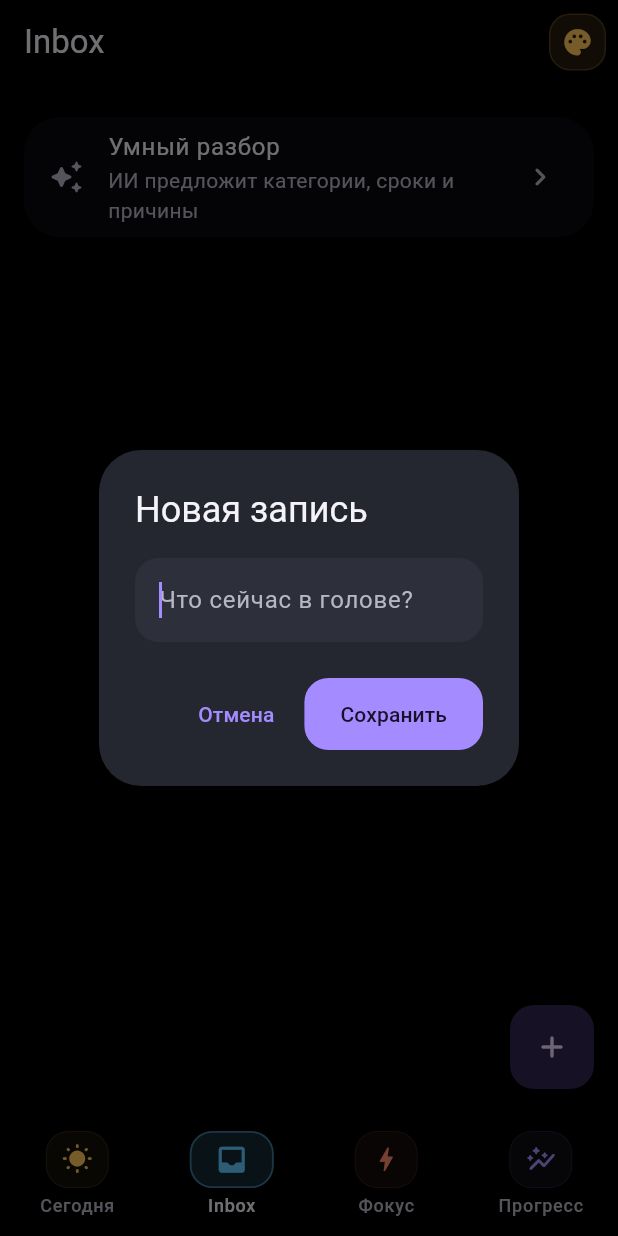
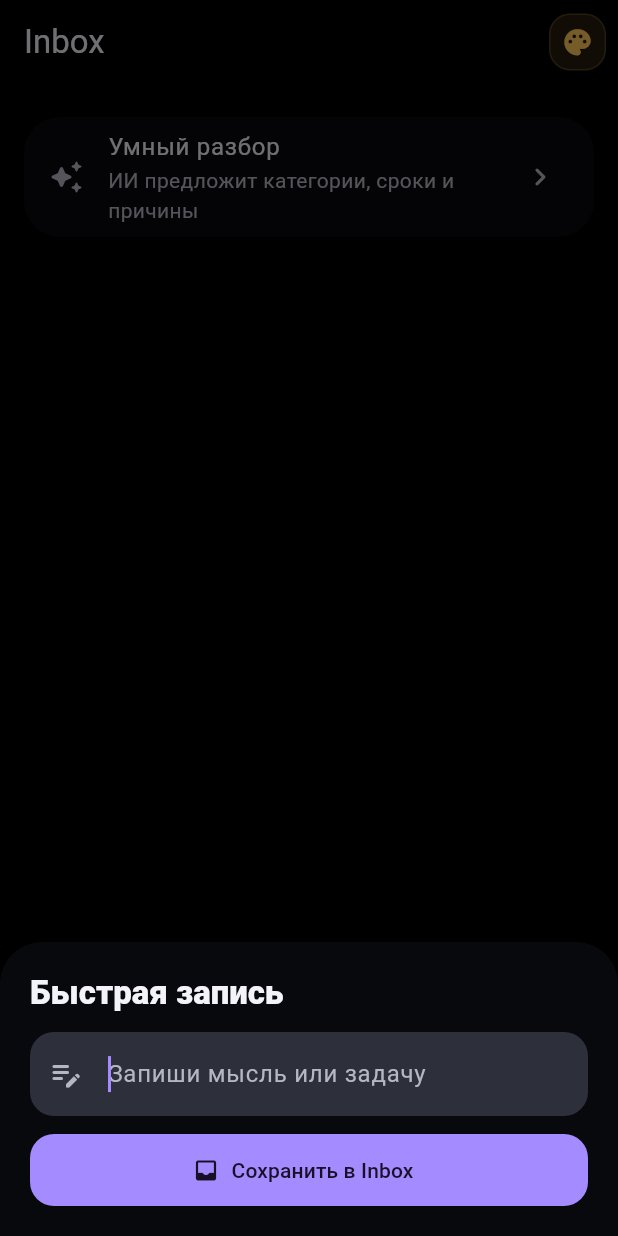
Before and after one commit to d3c0r1x/planerka, a Flutter app: the screen it shows after launch, item 2 of the bottom bar chosen, after a tap on the "add" icon, on a phone screen of 412 x 824 dp. Run offline on Flutter 3.47's test engine with Material 3 defaults, Android fonts, the phone set to English and light mode, and no system bars; our stand-ins replace file_picker, flutter_local_notifications, sqflite, sqflite_common, timezone; missing offline and left inert: background_downloader; accounts and stored records are empty.

Commit message:
feat: add goal progress and center quick capture

```diff
--- a/lib/app.dart
+++ b/lib/app.dart
@@ -242,51 +242,17 @@ class _PlanerkaAppState extends State<PlanerkaApp> with WidgetsBindingObserver {
 
   String? _modelDirectoryPath;
 
-  Future<void> _add(BuildContext dialogContext) async {
-    final database = widget.database;
-    if (database == null) return;
-    var draft = '';
-    var showError = false;
-    final text = await showDialog<String>(
-      context: dialogContext,
-      builder: (context) => StatefulBuilder(
-        builder: (context, updateDialog) => AlertDialog(
-          title: const Text('Новая запись'),
-          content: TextField(
-            onChanged: (value) => draft = value,
-            autofocus: true,
-            minLines: 1,
-            maxLines: 4,
-            decoration: InputDecoration(
-              hintText: 'Что сейчас в голове?',
-              errorText: showError ? 'Введите задачу' : null,
+  Future<void> _showQuickCapture(BuildContext context) async {
+    final text = await showModalBottomSheet<String>(
+      context: context,
+      isScrollControlled: true,
+      backgroundColor: Theme.of(context).colorScheme.surfaceContainerLow,
+      shape: const RoundedRectangleBorder(
+        borderRadius: BorderRadius.vertical(top: Radius.circular(28)),
       ),
-          ),
-          actions: [
-            TextButton(
-              onPressed: () => Navigator.pop(context),
-              child: const Text('Отмена'),
-            ),
-            FilledButton(
-              onPressed: () {
-                if (draft.trim().isEmpty) {
-                  updateDialog(() => showError = true);
-                  return;
-                }
-                Navigator.pop(context, draft);
-              },
-              child: const Text('Сохранить'),
-            ),
-          ],
-        ),
-      ),
+      builder: (_) => const _QuickCaptureSheet(),
     );
-    if (text == null) return;
-    await InboxRepository(database).add(text);
-    if (mounted) {
-      setState(() => _inboxVersion++);
-      _selectTab(1);
-    }
+    if (text != null && text.trim().isNotEmpty) await _quickCapture(text);
   }
 
   @override
@@ -558,6 +524,12 @@ class _PlanerkaAppState extends State<PlanerkaApp> with WidgetsBindingObserver {
         systemNavigationBarDividerColor: Colors.black,
         systemNavigationBarContrastEnforced: false,
       ),
+      child: SizedBox(
+        height: 82,
+        child: Stack(
+          alignment: Alignment.topCenter,
+          children: [
+            Positioned.fill(
               child: NavigationBar(
                 height: 82,
                 labelBehavior: NavigationDestinationLabelBehavior.alwaysShow,
@@ -625,14 +597,91 @@ class _PlanerkaAppState extends State<PlanerkaApp> with WidgetsBindingObserver {
                 ],
               ),
             ),
-    floatingActionButton: _tab >= 2
-        ? null
-        : Builder(
+            Positioned(
+              top: 2,
+              child: Builder(
                 builder: (context) => FloatingActionButton(
-              onPressed: () => _add(context),
-              tooltip: 'Добавить',
-              child: const Icon(Icons.add_rounded),
+                  key: const Key('center-action-button'),
+                  heroTag: 'center-quick-capture',
+                  tooltip: 'Добавить задачу',
+                  onPressed: () => _showQuickCapture(context),
+                  backgroundColor: const Color(0xFFFFC857),
+                  foregroundColor: const Color(0xFF241700),
+                  elevation: 7,
+                  shape: const CircleBorder(),
+                  child: const Icon(Icons.add_rounded, size: 30),
+                ),
+              ),
+            ),
+          ],
+        ),
       ),
     ),
   );
 }
+
+class _QuickCaptureSheet extends StatefulWidget {
+  const _QuickCaptureSheet();
+
+  @override
+  State<_QuickCaptureSheet> createState() => _QuickCaptureSheetState();
+}
+
+class _QuickCaptureSheetState extends State<_QuickCaptureSheet> {
+  final _controller = TextEditingController();
+
+  @override
+  void dispose() {
+    _controller.dispose();
+    super.dispose();
+  }
+
+  void _save() {
+    final text = _controller.text.trim();
+    if (text.isNotEmpty) Navigator.pop(context, text);
+  }
+
+  @override
+  Widget build(BuildContext context) => SafeArea(
+    child: Padding(
+      padding: EdgeInsets.fromLTRB(
+        20,
+        20,
+        20,
+        MediaQuery.viewInsetsOf(context).bottom + 20,
+      ),
+      child: Column(
+        mainAxisSize: MainAxisSize.min,
+        crossAxisAlignment: CrossAxisAlignment.stretch,
+        children: [
+          Text(
+            'Быстрая запись',
+            style: Theme.of(context).textTheme.titleLarge
+                ?.copyWith(fontWeight: FontWeight.w800),
+          ),
+          const SizedBox(height: 12),
+          TextField(
+            key: const Key('quick-capture-input'),
+            controller: _controller,
+            autofocus: true,
+            minLines: 1,
+            maxLines: 4,
+            textInputAction: TextInputAction.done,
+            onSubmitted: (_) => _save(),
+            decoration: const InputDecoration(
+              hintText: 'Запиши мысль или задачу',
+              prefixIcon: Icon(Icons.edit_note_rounded),
+            ),
+          ),
+          const SizedBox(height: 12),
+          FilledButton.icon(
+            key: const Key('quick-capture-save'),
+            onPressed: _save,
+            icon: const Icon(Icons.inbox_rounded),
+            label: const Text('Сохранить в Inbox'),
+          ),
+        ],
+      ),
+    ),
+  );
+}
--- a/lib/features/home/home_screen.dart
+++ b/lib/features/home/home_screen.dart
@@ -103,7 +103,10 @@ class _HomeScreenState extends State<HomeScreen> {
               const SizedBox(height: 7),
               _DayProgressStrip(planning: widget.planning),
               const SizedBox(height: 10),
-              _PrimaryGoalCard(onTap: widget.onChooseGoal),
+              _PrimaryGoalCard(
+                planning: widget.planning,
+                onTap: widget.onChooseGoal,
+              ),
               const SizedBox(height: 9),
               _ModelStatusCard(
                 store: widget.modelStore,
@@ -173,15 +176,15 @@ class _HomeScreenState extends State<HomeScreen> {
 }
 
 class _PrimaryGoalCard extends StatelessWidget {
-  const _PrimaryGoalCard({required this.onTap});
+  const _PrimaryGoalCard({required this.planning, required this.onTap});
+  final PlanningRepository planning;
   final VoidCallback onTap;
 
   @override
   Widget build(BuildContext context) {
     final colors = Theme.of(context).colorScheme;
     return FutureBuilder<List<Goal>>(
-      future: (context.findAncestorWidgetOfExactType<HomeScreen>())!.planning
-          .primaryGoals(),
+      future: planning.primaryGoals(),
       builder: (context, snapshot) {
         final goals = snapshot.data ?? const <Goal>[];
         final goal = goals.isEmpty ? null : goals.first;
@@ -235,20 +238,12 @@ class _PrimaryGoalCard extends StatelessWidget {
                       ),
                     ),
                     if (goal != null)
-                      FutureBuilder<({int completed, int active})>(
-                        future:
-                            (context
-                                    .findAncestorWidgetOfExactType<
-                                      HomeScreen
-                                    >())!
-                                .planning
-                                .goalTaskCounts(goal.id),
+                      FutureBuilder<({int completed, int total})>(
+                        future: planning.goalTaskProgress(goal.id),
                         builder: (context, counts) {
                           final value = counts.data;
-                          final total =
-                              (value?.completed ?? 0) + (value?.active ?? 0);
                           return Text(
-                            '${value?.completed ?? 0} из $total шагов выполнено',
+                            '${value?.completed ?? 0} из ${value?.total ?? 0} шагов выполнено',
                             style: Theme.of(context).textTheme.labelSmall
                                 ?.copyWith(
                                   color: colors.onPrimaryContainer.withValues(
@@ -257,6 +252,32 @@ class _PrimaryGoalCard extends StatelessWidget {
                                 ),
                           );
                         },
+                      ),
+                    if (goal != null)
+                      Padding(
+                        padding: const EdgeInsets.only(top: 7),
+                        child: FutureBuilder<({int completed, int total})>(
+                          future: planning.goalTaskProgress(goal.id),
+                          builder: (context, counts) {
+                            final value = counts.data;
+                            final progress = value == null || value.total == 0
+                                ? 0.0
+                                : value.completed / value.total;
+                            return ClipRRect(
+                              borderRadius: BorderRadius.circular(8),
+                              child: LinearProgressIndicator(
+                                key: const Key('home-primary-goal-progress'),
+                                value: progress,
+                                minHeight: 6,
+                                backgroundColor: colors.onPrimaryContainer
+                                    .withValues(alpha: .16),
+                                valueColor: AlwaysStoppedAnimation(
+                                  colors.tertiary,
+                                ),
+                              ),
+                            );
+                          },
+                        ),
                       ),
                     if (goals.length > 1)
                       Text(
@@ -271,14 +292,11 @@ class _PrimaryGoalCard extends StatelessWidget {
                 ),
               ),
               if (goal != null)
-                FutureBuilder<({int completed, int active})>(
-                  future: (context.findAncestorWidgetOfExactType<HomeScreen>())!
-                      .planning
-                      .goalTaskCounts(goal.id),
+                FutureBuilder<({int completed, int total})>(
+                  future: planning.goalTaskProgress(goal.id),
                   builder: (context, counts) {
                     final value = counts.data;
-                    final total =
-                        (value?.completed ?? 0) + (value?.active ?? 0);
+                    final total = value?.total ?? 0;
                     return ProgressPill(
                       icon: Icons.auto_awesome_rounded,
                       label: '${value?.completed ?? 0}/$total',
```
Also changed, not shown: lib/features/goals/goals_screen.dart (+11 -8 lines), lib/features/planning/planning_repository.dart (+10 -2 lines), 5 other files. Lines whose indentation alone changed are shown as unchanged.
